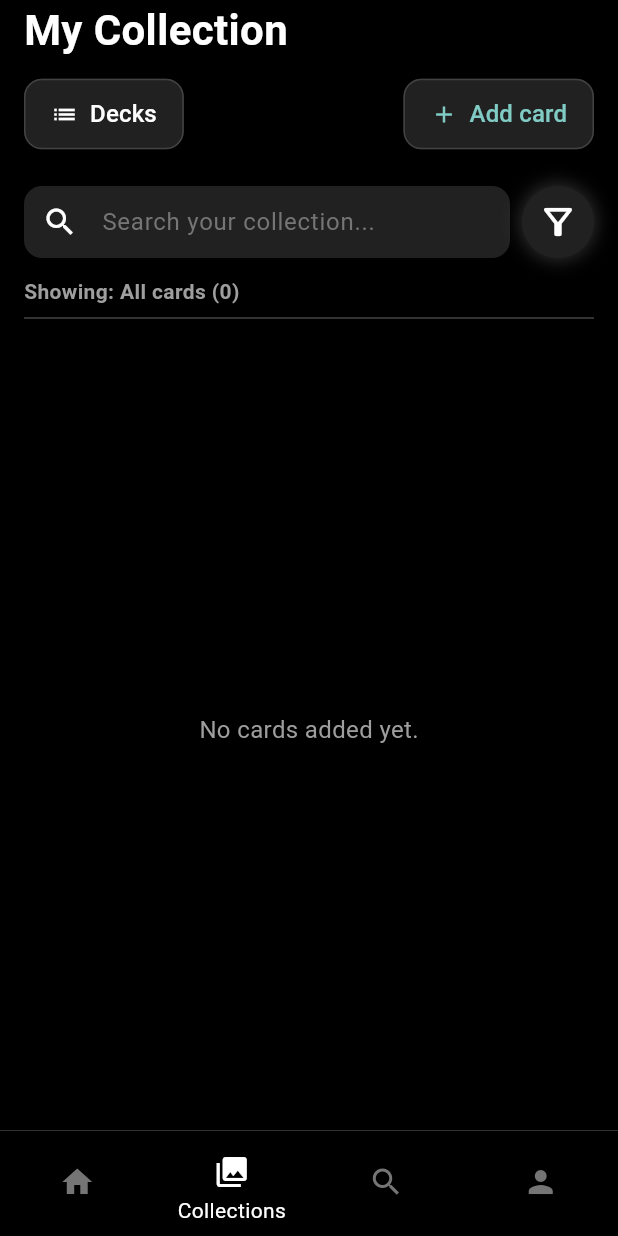
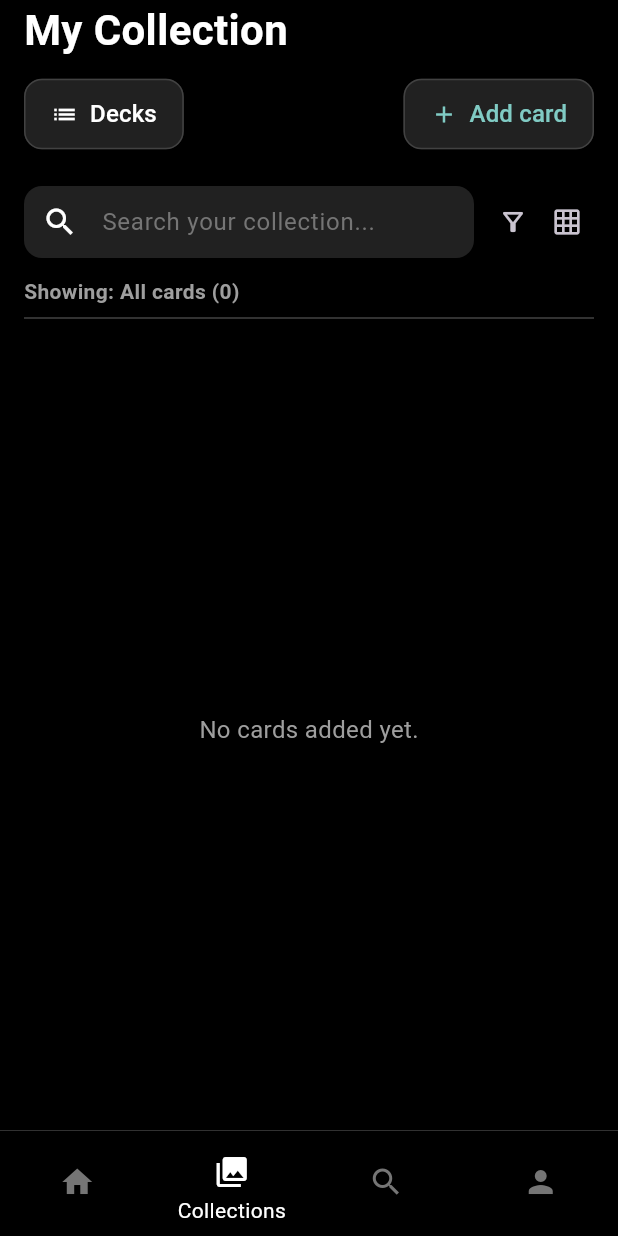
Before and after one commit to lee-ranaweer/holo, a Flutter app: the screen it shows once a user with an empty profile is signed in, item 2 of the bottom bar chosen, on a phone screen of 412 x 824 dp. Run offline on Flutter 3.47's test engine with Material 3 defaults, Android fonts, the light colour scheme and no system bars; our stand-ins replace cloud_firestore, firebase_auth, firebase_core, flutter_riverpod, fluttertoast, go_router; accounts and stored records are empty.

Commit message:
add list/grid toggle

```diff
--- a/lib/pages/collections_page.dart
+++ b/lib/pages/collections_page.dart
@@ -6,8 +6,15 @@ import '../services/auth_service.dart';
 import 'package:flutter_riverpod/flutter_riverpod.dart';
 import '../widgets/card_widgets.dart';
 
-class CollectionsPage extends ConsumerWidget  {
+class CollectionsPage extends ConsumerStatefulWidget  {
   const CollectionsPage({super.key});
+
+  @override
+  CollectionsPageState createState() => CollectionsPageState();
+}
+
+class CollectionsPageState extends ConsumerState<CollectionsPage> {
+  bool _gridMode = false;
 
   void _showRarityFilter(BuildContext context, WidgetRef ref) {
     const rarityOptions = [
@@ -118,10 +125,8 @@ class CollectionsPage extends ConsumerWidget  {
     );
   }
 
-
-
   @override
-  Widget build(BuildContext context, WidgetRef ref) {
+  Widget build(BuildContext context) {
     final collectionAsync = ref.watch(collectionProvider);
     final filteredCollectionAsync = ref.watch(filteredCollectionProvider);
     final totalValue = ref.watch(portfolioValueProvider);
@@ -152,9 +157,6 @@ class CollectionsPage extends ConsumerWidget  {
               ),
               child: Row(
                 children: [
-                  // _buildButton(context, 'Filter', Icons.filter_list, () {
-                  //   // TODO: Add filter functionality.
-                  // }),
                   // SizedBox(width: 20),
                   // _buildButton(context, 'Market', Icons.trending_up, () {
                   //   // TODO: Add rec functionality.
@@ -231,7 +233,7 @@ class CollectionsPage extends ConsumerWidget  {
               ),
             ),
 
-            // Navbar-like row with 3 buttons: Filter, Rec, and a circular + button.
+            // Search, filter, and view mode
             Padding(
               padding: const EdgeInsets.symmetric(
                 horizontal: 16.0,
@@ -239,6 +241,7 @@ class CollectionsPage extends ConsumerWidget  {
               ),
               child: Row(
                 children: [
+                  // Search Bar
                   Expanded(
                     child: TextField(
                       style: const TextStyle(color: Colors.white),
@@ -267,37 +270,49 @@ class CollectionsPage extends ConsumerWidget  {
                     ),
                   ),
                   const SizedBox(width: 8),
-                  // Filter Button
-                  FittedBox(
-                    fit: BoxFit.scaleDown,
-                    child: GestureDetector(
-                      onTap: () => _showRarityFilter(context, ref),
-                      child: Container(
-                        padding: const EdgeInsets.all(10.0),
-                        decoration: BoxDecoration(
-                          shape: BoxShape.circle,
-                          color: Colors.grey.shade900,
-                          boxShadow: [
-                            BoxShadow(
-                              color: Colors.white.withOpacity(0.2),
-                              blurRadius: 10,
-                              spreadRadius: 1,
-                            ),
-                          ],
-                        ),
-                        child: const Icon(
-                          Icons.filter_alt_outlined,
-                          size: 28,
-                          color: Colors.white,
+                  // Filter
+                  IconButton(
+                    onPressed: () {
+                      _showRarityFilter(context, ref);
+                    },
+                    icon: const Icon(Icons.filter_alt_outlined, size: 20),
+                    style: TextButton.styleFrom(
+                      visualDensity: VisualDensity.compact,
+                      tapTargetSize: MaterialTapTargetSize.shrinkWrap,
                     ),
                   ),
+                  // List/Grid mode
+                  _gridMode
+                  ? IconButton(
+                      onPressed: () {
+                        setState(() {
+                          _gridMode = false;
+                        });
+                      },
+                      icon: const Icon(Icons.list, size: 20),
+                      style: TextButton.styleFrom(
+                        visualDensity: VisualDensity.compact,
+                        tapTargetSize: MaterialTapTargetSize.shrinkWrap,
                       ),
+                    )
+                  :
+                  IconButton(
+                    onPressed: () {
+                      setState(() {
+                        _gridMode = true;
+                      });
+                    },
+                    icon: const Icon(Icons.grid_on, size: 20),
+                    style: TextButton.styleFrom(
+                      visualDensity: VisualDensity.compact,
+                      tapTargetSize: MaterialTapTargetSize.shrinkWrap,
                     ),
+                  )
                 ],
               ),
             ),
 
-            // current deck
+            // current deck and qty
             Padding(
               padding: const EdgeInsets.symmetric(horizontal: 16.0),
               child: Text(
@@ -343,17 +358,18 @@ class CollectionsPage extends ConsumerWidget  {
       );
     }
 
-    // return GridView.builder(
-    //   padding: const EdgeInsets.all(3),
-    //   gridDelegate: const SliverGridDelegateWithFixedCrossAxisCount(
-    //     crossAxisCount: 3,
-    //     childAspectRatio: 0.55, // Adjusted aspect ratio
-    //   ),
-    //   itemCount: cards.length,
-    //   itemBuilder: (context, index) => CardListItem(card: cards[index]),
-    // );
-
-    return ListView.builder(
+    return _gridMode
+    ? GridView.builder(
+        padding: const EdgeInsets.all(3),
+        gridDelegate: const SliverGridDelegateWithFixedCrossAxisCount(
+          crossAxisCount: 3,
+          childAspectRatio: 0.55, // Adjusted aspect ratio
+        ),
+        itemCount: cards.length,
+        itemBuilder: (context, index) => CardGridItem(card: cards[index]),
+      )
+      :
+      ListView.builder(
         itemCount: cards.length,
         itemBuilder: (context, index) {
           final card = cards[index];
```
Also changed, not shown: lib/pages/search_page.dart (+47 -31 lines), lib/widgets/card_widgets.dart (+9 -3 lines). Lines whose indentation alone changed are shown as unchanged.
